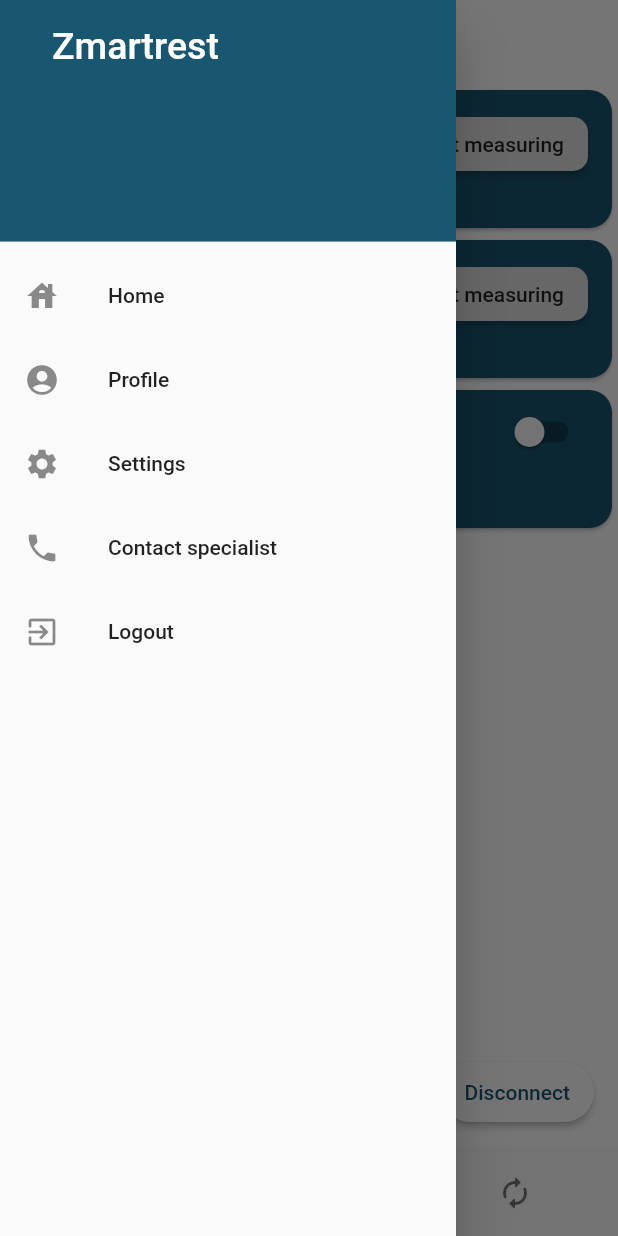
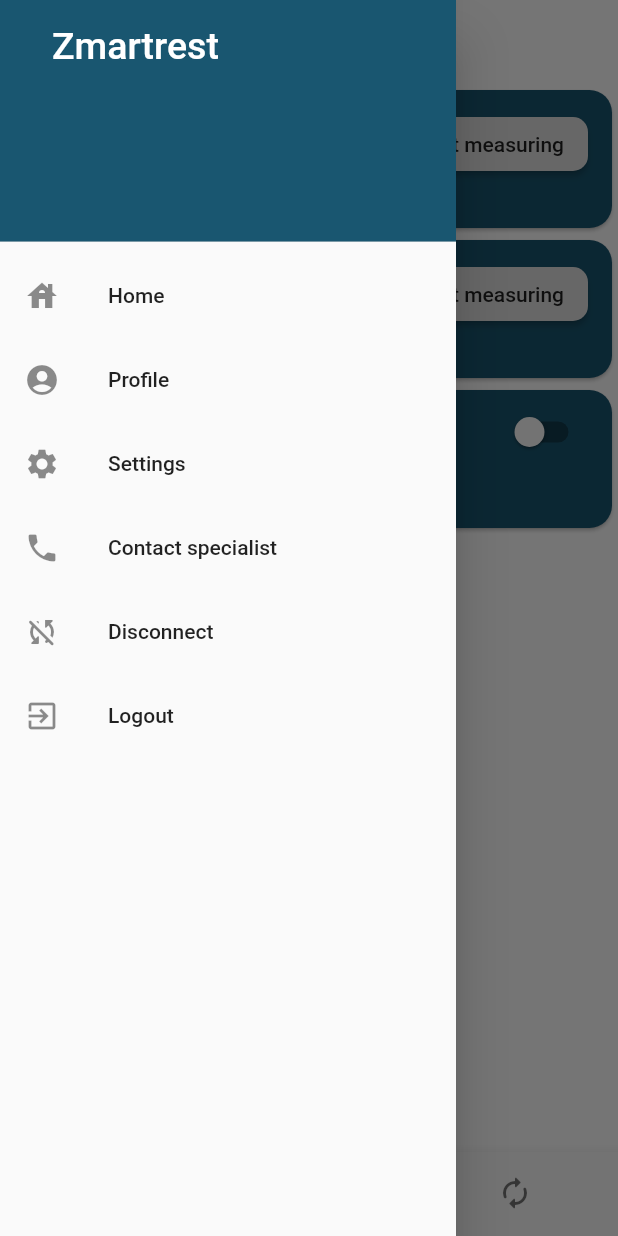
Before and after one commit to abbadalor/Zmartrest, a Flutter app: the Home screen opened directly with empty values, with the side drawer open, on a phone screen of 412 x 824 dp. Run offline on Flutter 3.47's test engine with Material 2 defaults, Android fonts, the phone set to English and light mode, and no system bars; our stand-ins replace firebase_auth, firebase_core, firebase_database, permission_handler, syncfusion_flutter_charts; missing offline and left inert: gender_picker, mdsflutter; accounts and stored records are empty.

Commit message:
lite skräp

```diff
--- a/movesense_test/lib/components/NavDrawer.dart
+++ b/movesense_test/lib/components/NavDrawer.dart
@@ -39,6 +39,14 @@ class NavDrawer extends StatelessWidget {
             onTap: () => {Navigator.of(context).pop()},
           ),
           ListTile(
+            leading: Icon(Icons.sync_disabled_rounded),
+            title: Text('Disconnect'),
+            onTap: () => {
+              Navigator.pop(context),
+              Navigator.pop(context),
+              },
+          ),
+          ListTile(
             leading: Icon(Icons.exit_to_app),
             title: Text('Logout'),
             onTap: () => {Navigator.of(context).pop()},
--- a/movesense_test/lib/screens/home.dart
+++ b/movesense_test/lib/screens/home.dart
@@ -5,8 +5,10 @@ import '../Components/DeviceModel.dart';
 import '../Components/NavDrawer.dart';
 import '../Screens/Chart.dart';
 import '../Screens/Exercise.dart';
+import '../Screens/Calendar.dart';
 import '../Components/Device.dart';
 import '../Components/AppModel.dart';
+
 
 Color mainColor = Color(0xff195670);
 
@@ -101,20 +103,6 @@ class _HomeState extends State<Home> {
           return Scaffold(
             appBar: AppBar(),
             drawer: NavDrawer(),
-            floatingActionButton: ButtonTheme(
-              minWidth: 100.0,
-              height: 40.0,
-              shape: RoundedRectangleBorder(
-                  borderRadius: BorderRadius.circular(20)),
-              child: RaisedButton(
-                child: Text(
-                  "Disconnect",
-                  style: TextStyle(color: mainColor),
-                ),
-                color: Colors.white,
-                onPressed: () => Navigator.pop(context),
-              ),
-            ),
             backgroundColor: Colors.white,
             body: _children[_currentIndex],
             bottomNavigationBar: BottomNavigationBar(
--- a/movesense_test/pubspec.yaml
+++ b/movesense_test/pubspec.yaml
@@ -36,6 +36,10 @@ dependencies:
   # The following adds the Cupertino Icons font to your application.
   # Use with the CupertinoIcons class for iOS style icons.
   cupertino_icons: ^1.0.0
+  googleapis: ^0.55.0
+  googleapis_auth: ^0.2.12
+  url_launcher: ^5.5.0
+  table_calendar: ^2.0.1
 
 dev_dependencies:
   flutter_test:
```
Also changed, not shown: movesense_test/lib/screens/Calendar.dart (added, +49 -0 lines), movesense_test/pubspec.lock.
